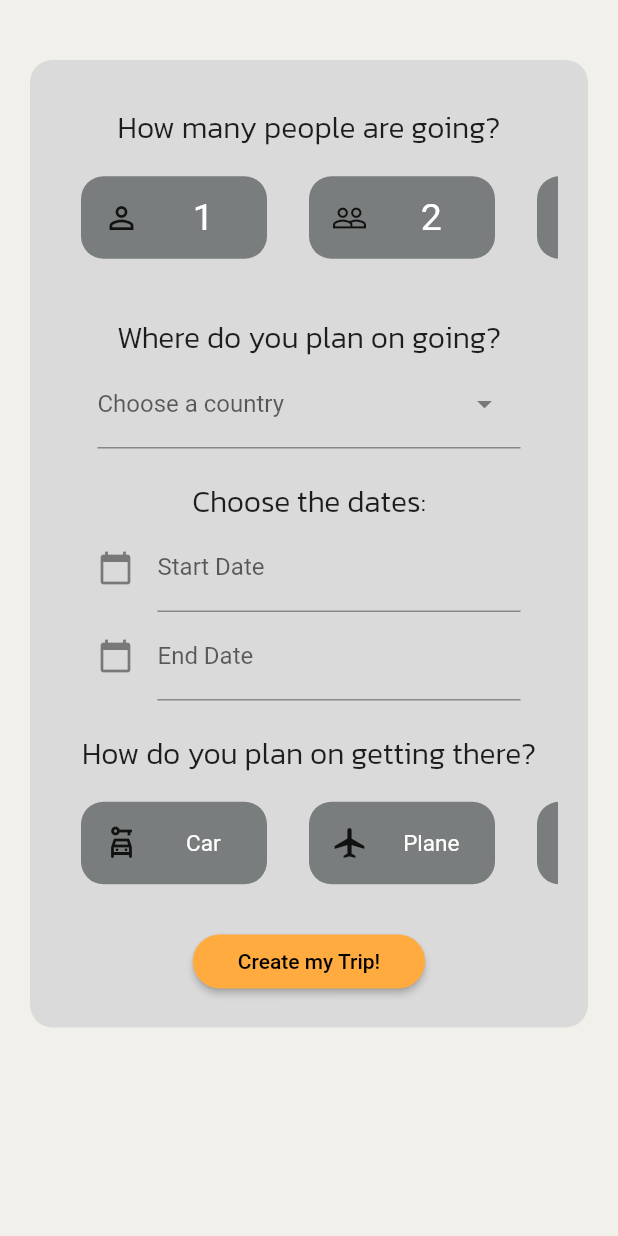
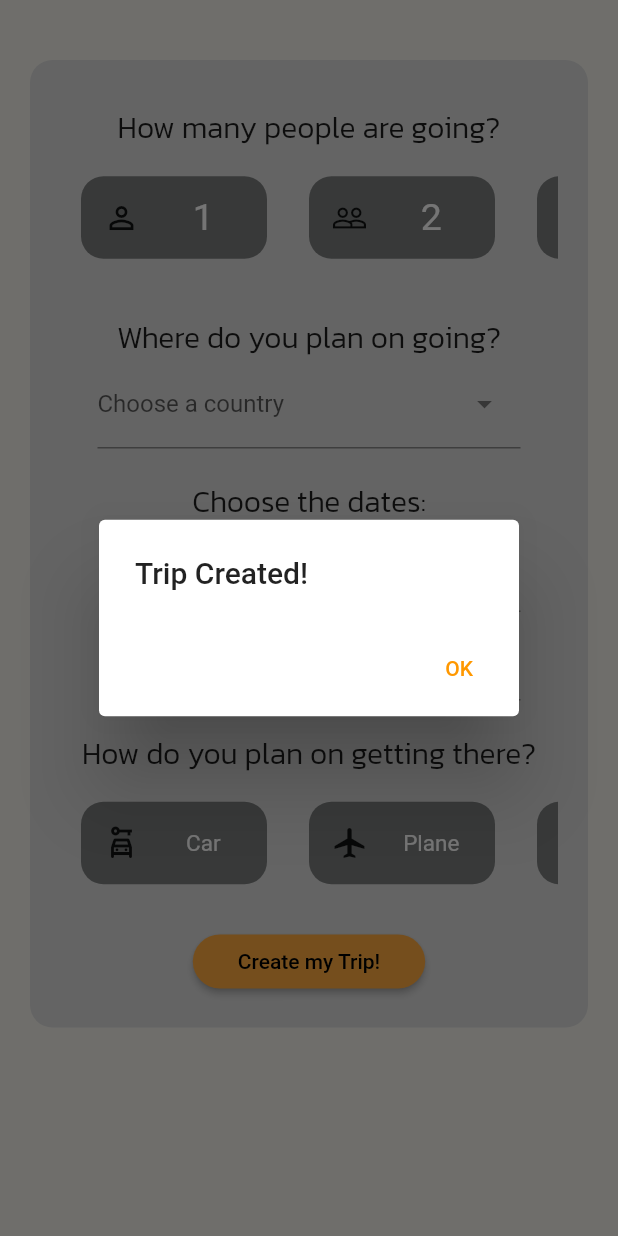
Before and after one commit to 911AstalusAdrian/thesis-project, a Flutter app: the CreateTripScreen screen opened directly, after a tap on "Create my Trip!", on a phone screen of 412 x 824 dp. Run offline on Flutter 3.47's test engine with Material 2 defaults, Android fonts, the phone set to English and light mode, and no system bars; drawn by our look-alikes of dropdown_search; our stand-ins replace calendar_date_picker2, flutter_secure_storage; accounts and stored records are empty.

```diff
--- a/app/lib/screens/createTripScreen.dart
+++ b/app/lib/screens/createTripScreen.dart
@@ -1,3 +1,5 @@
+import 'package:app/screens/mainNavigationScreen.dart';
+import 'package:app/screens/profileScreen.dart';
 import 'package:app/widgets/fancyText.dart';
 import 'package:calendar_date_picker2/calendar_date_picker2.dart';
 import 'package:dropdown_search/dropdown_search.dart';
@@ -155,7 +157,9 @@ class _CreateTripScreenState extends State<CreateTripScreen> {
                         ),
                   ])),
                   ElevatedButton(
-                    onPressed: () {},
+                    onPressed: () async {
+                      showAlertDialog(context);
+                    },
                     style: ElevatedButton.styleFrom(
                         padding: const EdgeInsets.symmetric(
                             vertical: 10.0, horizontal: 30.0),
@@ -172,4 +176,24 @@ class _CreateTripScreenState extends State<CreateTripScreen> {
       ),
     ));
   }
+
+  showAlertDialog(BuildContext context){
+    AlertDialog alert = AlertDialog(
+      title: const Text("Trip Created!"),
+      actions: [
+        TextButton(
+            onPressed: () {
+              Navigator.of(context).pop();
+              Navigator.push(context, MaterialPageRoute(builder: (context) => MainNavigationScreen(index: 2)));},
+            child: const Text("OK")),
+      ],
+    );
+
+    showDialog(
+      context: context,
+      builder: (BuildContext context) {
+        return alert;
+      },
+    );
+  }
 }
--- a/app/lib/screens/loginScreen.dart
+++ b/app/lib/screens/loginScreen.dart
@@ -86,10 +86,10 @@ class _LoginScreenState extends State<LoginScreen> {
                       //TODO here we should get the username which has the matching email and password and to pass on
                       User testUser = const User(fName: 'John', lName: 'Doe', userName: 'username', eMail: 'email', password: 'pass');
                       _secureStorage.write(key: 'connected_user', value: User.serialize(testUser));
-                      await Navigator.push(
+                      await Navigator.pushReplacement(
                           context,
                           MaterialPageRoute(
-                              builder: (context) => MainNavigationScreen()));
+                              builder: (context) => MainNavigationScreen(index: 0)));
                     }
                   },
                   style: ElevatedButton.styleFrom(
@@ -106,7 +106,7 @@ class _LoginScreenState extends State<LoginScreen> {
                   children: <Widget>[
                     const Text('Don\'t have an account?'),
                     TextButton(onPressed: () {
-                      Navigator.push(context, MaterialPageRoute(builder: (context) => const SignInScreen()));
+                      Navigator.pushReplacement(context, MaterialPageRoute(builder: (context) => const SignInScreen()));
                     }, child: const Text('Sign In'))
                   ],
                 )
--- a/app/lib/screens/signInScreen.dart
+++ b/app/lib/screens/signInScreen.dart
@@ -181,7 +181,7 @@ class _SignInScreenState extends State<SignInScreen> {
                                 password: passwordController.value.text
                               );
                               _secureStorage.write(key: 'connected_user', value: User.serialize(user));
-                              await Navigator.push(context, MaterialPageRoute(builder: (context) => MainNavigationScreen()));
+                              await Navigator.pushReplacement(context, MaterialPageRoute(builder: (context) => MainNavigationScreen(index: 0)));
                             }
                           },
                           style: ElevatedButton.styleFrom(
```
Also changed, not shown: app/lib/screens/mainNavigationScreen.dart (+10 -4 lines).
